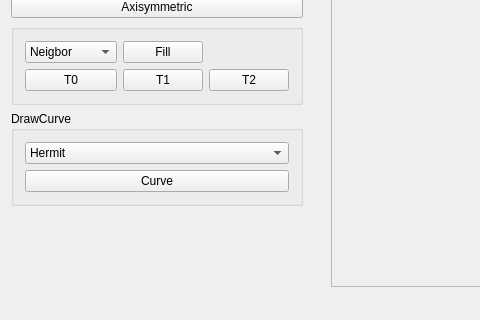
Qt form ImageViewer.ui (YakibchukOstap567/3D) before a commit; both pictures show x 0 to 480 and y 479 to 799 of the 818 by 799 pixel window.
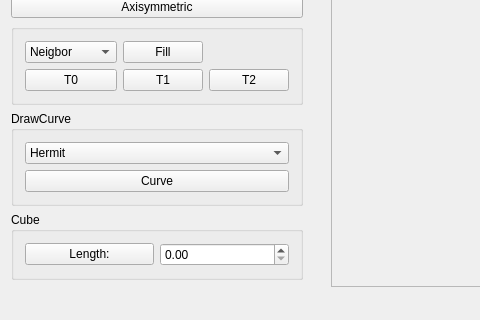
The same form after that commit.

```diff
--- a/ImageViewer.ui
+++ b/ImageViewer.ui
@@ -370,6 +370,25 @@
        </layout>
       </widget>
      </item>
+     <item>
+      <widget class="QGroupBox" name="groupBox_4">
+       <property name="title">
+        <string>Cube</string>
+       </property>
+       <layout class="QHBoxLayout" name="horizontalLayout_2">
+        <item>
+         <widget class="QPushButton" name="cubeButton">
+          <property name="text">
+           <string>Length:</string>
+          </property>
+         </widget>
+        </item>
+        <item>
+         <widget class="QDoubleSpinBox" name="length"/>
+        </item>
+       </layout>
+      </widget>
+     </item>
      <item>
       <spacer name="verticalSpacer">
        <property name="orientation">
```
Left out of the diff: 6 changed lines with no effect on the pictures.
